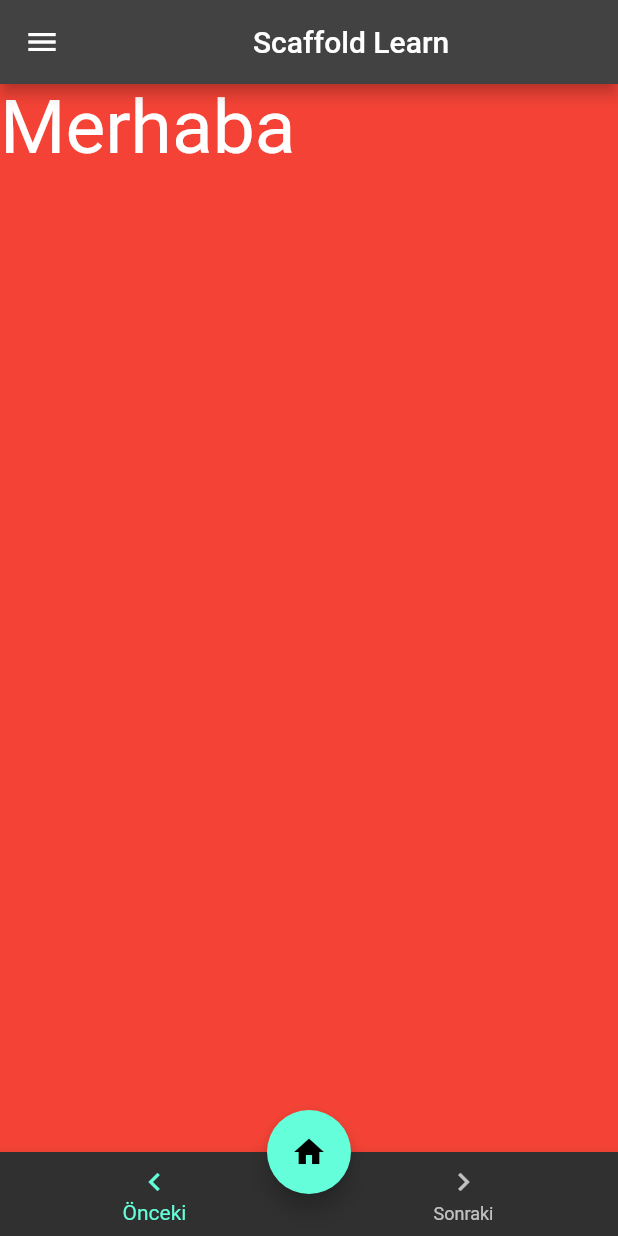
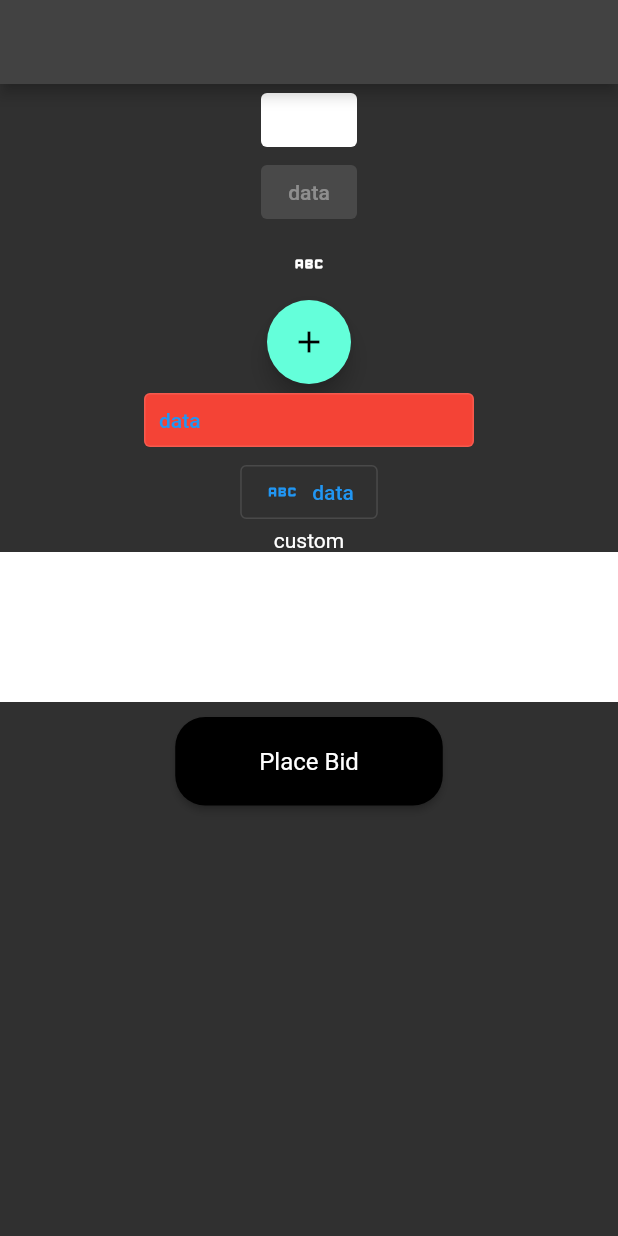
Before and after one commit to berkcangumusisik/100daysOfFlutter, a Flutter app: the screen it shows after launch, on a phone screen of 412 x 824 dp. Run offline on Flutter 3.47's test engine with Material 2 defaults, Android fonts, the light colour scheme and no system bars.

Commit message:
18 ve 19.Gün içerikleri eklendi

```diff
--- /dev/null
+++ b/flutter_full_learn/lib/101/button_learn_view.dart
@@ -0,0 +1,101 @@
+import 'package:flutter/material.dart';
+
+class ButtonLearn extends StatelessWidget {
+  const ButtonLearn({Key? key}) : super(key: key);
+
+  @override
+  Widget build(BuildContext context) {
+    return Scaffold(
+      appBar: AppBar(),
+      body: Column(
+        children: [
+          TextButton(
+            child: Text('Save', style: Theme.of(context).textTheme.subtitle1),
+            style: ButtonStyle(
+                backgroundColor: MaterialStateProperty.resolveWith((states) {
+              if (states.contains(MaterialState.pressed)) {
+                return Colors.green;
+              }
+              return Colors.white;
+            })),
+            onPressed: () {},
+          ),
+          const ElevatedButton(onPressed: null, child: Text('data')),
+          IconButton(onPressed: () {}, icon: const Icon(Icons.abc_rounded)),
+          FloatingActionButton(
+            onPressed: () {
+              // servise istek at
+              // sayfanin rengini duzenle
+            },
+            child: const Icon(Icons.add),
+          ),
+          OutlinedButton(
+              style: OutlinedButton.styleFrom(
+                  backgroundColor: Colors.red,
+                  padding: const EdgeInsets.all(10)),
+              onPressed: () {},
+              child: const SizedBox(width: 200, child: Text('data'))),
+          OutlinedButton.icon(
+              onPressed: () {},
+              icon: const Icon(Icons.abc),
+              label: const Text('data')),
+          InkWell(
+            onTap: () {},
+            child: const Text('custom'),
+          ),
+          Container(
+            height: 100,
+            color: Colors.white,
+          ),
+          const SizedBox(height: 10),
+          ElevatedButton(
+              style: ElevatedButton.styleFrom(
+                  primary: Colors.black,
+                  shape: const RoundedRectangleBorder(
+                      borderRadius: BorderRadius.all(Radius.circular(20)))),
+              onPressed: () {},
+              child: Padding(
+                padding: const EdgeInsets.only(
+                    top: 20, bottom: 20, right: 40, left: 40),
+                child: Text(
+                  'Place Bid',
+                  style: Theme.of(context).textTheme.subtitle1,
+                ),
+              ))
+        ],
+      ),
+    );
+  }
+}
+/**
+ * Text Button
+ - Text Button, içerisinde yazı bulunan bir butondur. Arka planı ve opacity değeri olmayan, padding değeri bulunan bir butondur.
+ - onPressed: Butona tıklandığında çalışacak fonksiyonu belirtir.
+ - child: Butonun içerisindeki yazıyı belirtir.
+
+ Elevated Button
+  - Elevated Button, içerisinde yazı bulunan bir butondur. Arka planı ve opacity değeri bulunan bir butondur.
+  - onPressed: Butona tıklandığında çalışacak fonksiyonu belirtir.
+  - child: Butonun içerisindeki yazıyı belirtir.
+
+  Icon Button
+  - Icon Button, içerisinde icon bulunan bir butondur. Arka planı ve opacity değeri bulunan bir butondur.
+  - onPressed: Butona tıklandığında çalışacak fonksiyonu belirtir.
+  - icon: Butonun içerisindeki iconu belirtir.
+
+  FloatingActionButton
+  - FloatingActionButton, içerisinde icon bulunan bir butondur. Arka planı ve opacity değeri bulunan bir butondur. Icon Button'dan farkı yuvarlak olmasıdır.
+  - onPressed: Butona tıklandığında çalışacak fonksiyonu belirtir.
+
+  Outlined Button
+  - Outlined Button, içerisinde yazı bulunan bir butondur. Arka planı ve opacity değeri olmayan, padding değeri bulunan bir butondur.
+
+  - onPressed: Butona tıklandığında çalışacak fonksiyonu belirtir.
+  - child: Butonun içerisindeki yazıyı belirtir.
+
+  InkWell
+  - Bulunduğu widget'a tıklanabilirlik özelliği kazandırır.
+  - Daha düzenlenebilir bir widgettır.
+
+  onPressed: null yaparsak buton pasif olur.
+ */
--- a/flutter_full_learn/lib/main.dart
+++ b/flutter_full_learn/lib/main.dart
@@ -1,7 +1,8 @@
 import 'package:flutter/material.dart';
 import 'package:flutter_full_learn/101/text_learn_view.dart';
-import 'package:flutter_full_learn/scaffold_learn_view.dart';
+import 'package:flutter_full_learn/101/scaffold_learn_view.dart';
 
+import '101/button_learn_view.dart';
 import '101/container_sized_box_learn_view.dart';
 
 void main() {
@@ -18,7 +19,7 @@ class MyApp extends StatelessWidget {
       title: 'Flutter Demo',
       debugShowCheckedModeBanner: false, // Debug yazısını kaldırır.
       theme: ThemeData.dark(),
-      home: ScaffoldLearn(),
+      home: ButtonLearn(),
     );
   }
 }
```
Also changed, not shown: flutter_full_learn/lib/101/scaffold_learn_view.dart (renamed from flutter_full_learn/lib/scaffold_learn_view.dart), 1 other file.
